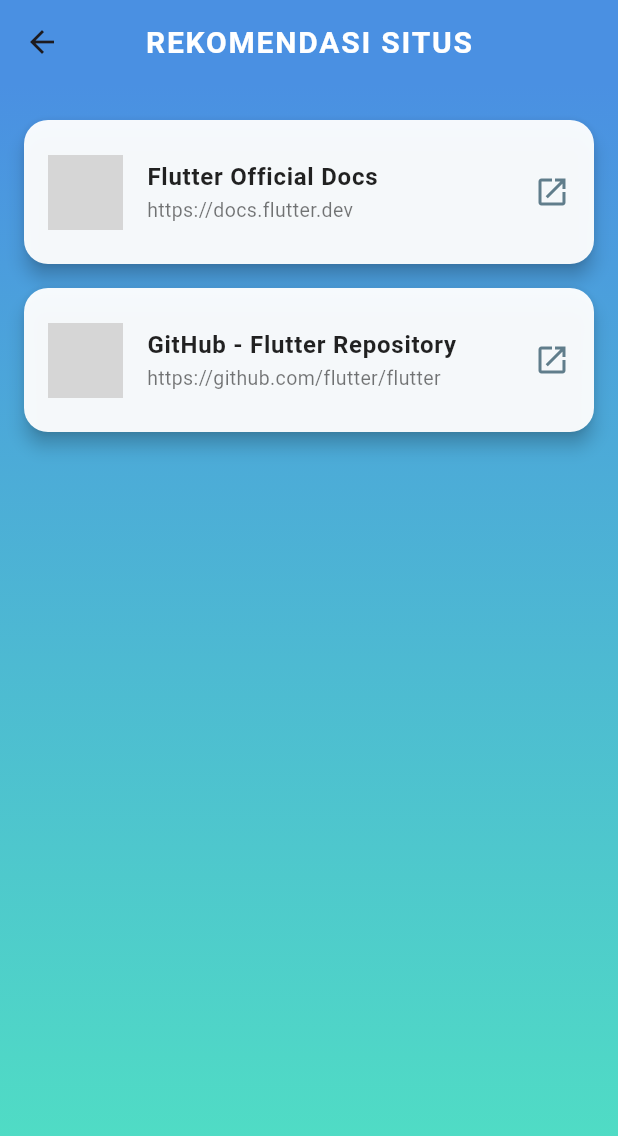
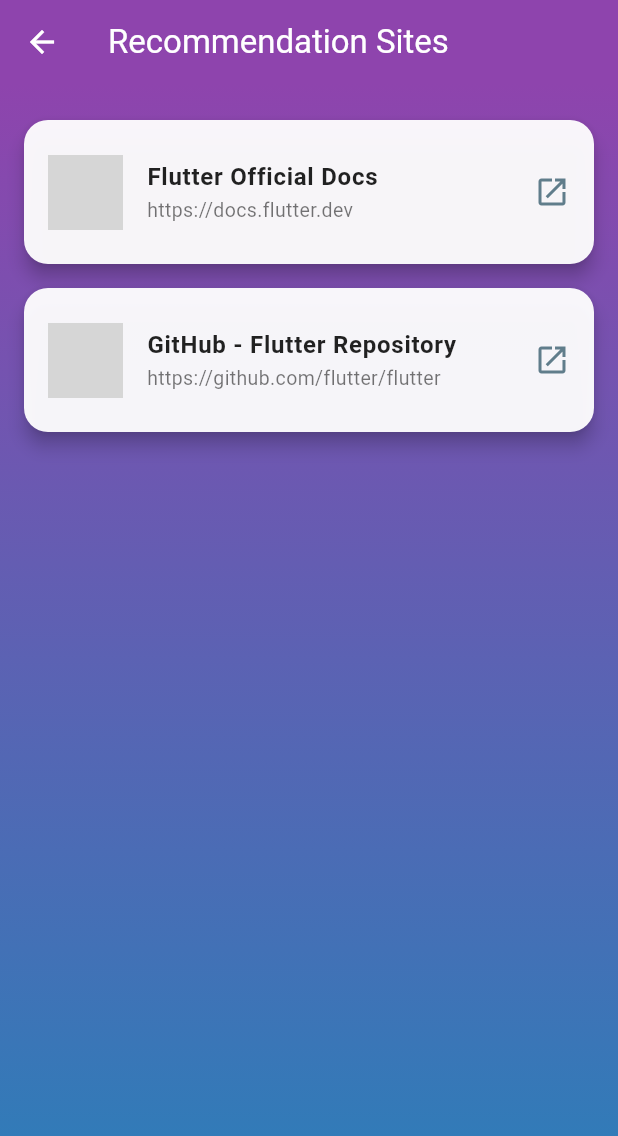
Before and after one commit to sattttttt/TrackApp, a Flutter app: the RecommendationScreen screen opened directly, on a phone screen of 412 x 824 dp. Shown: the top 1136 px of the screen. Run offline on Flutter 3.47's test engine with Material 3 defaults, Android fonts, the phone set to English and light mode, and no system bars; our stand-ins replace geolocator, shared_preferences; accounts and stored records are empty; network calls fail; grey boxes are pictures that could not be loaded.

Commit message:
Update LBS % Sites

```diff
--- a/trackapp/lib/screens/home_screen.dart
+++ b/trackapp/lib/screens/home_screen.dart
@@ -70,7 +70,7 @@
       color: Colors.white,
       margin: const EdgeInsets.symmetric(vertical: 12, horizontal: 16),
       child: ListTile(
-        leading: Icon(icon, color: Colors.deepPurpleAccent, size: 40),
+        leading: Icon(icon, color: const Color(0xFF7C4DFF), size: 40),
         title: Text(
           title,
           style: TextStyle(fontSize: 18, fontWeight: FontWeight.w600),
--- a/trackapp/lib/screens/recommendation_screen.dart
+++ b/trackapp/lib/screens/recommendation_screen.dart
@@ -30,19 +30,14 @@
   Widget build(BuildContext context) {
     return Scaffold(
       appBar: AppBar(
-        title: const Text("REKOMENDASI SITUS"),
-        centerTitle: true,
-        backgroundColor: const Color(0xFF4A90E2),
-        titleTextStyle: const TextStyle(
-          fontSize: 20,
-          fontWeight: FontWeight.bold,
-          letterSpacing: 1.2,
-        ),
+        title: const Text("Recommendation Sites"),
+        backgroundColor: const Color(0xFF8E44AD),
+        foregroundColor: Colors.white,
       ),
       body: Container(
         decoration: const BoxDecoration(
           gradient: LinearGradient(
-            colors: [Color(0xFF4A90E2), Color(0xFF50E3C2)],
+            colors: [Color(0xFF8E44AD), Color(0xFF2980B9)],
             begin: Alignment.topCenter,
             end: Alignment.bottomCenter,
           ),
```
Also changed, not shown: trackapp/lib/screens/time_conversion_screen.dart (+4 -9 lines), trackapp/lib/screens/tracking_lbs_screen.dart (+4 -9 lines), trackapp/pubspec.yaml (line endings or trailing spaces), 2 other files.
